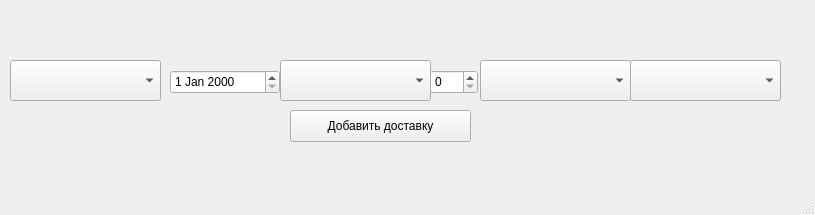
Above: ui/shipment.ui from FIIckSesh/MRP before the change. Below: the same form after it.
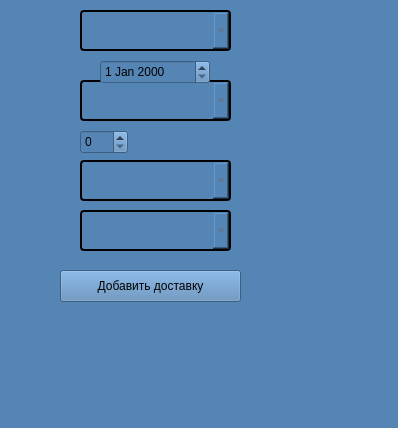
That is the form after the change.

Diff of the .ui file:
```diff
--- a/ui/shipment.ui
+++ b/ui/shipment.ui
@@ -6,59 +6,119 @@
    <rect>
     <x>0</x>
     <y>0</y>
-    <width>815</width>
-    <height>215</height>
+    <width>398</width>
+    <height>428</height>
    </rect>
   </property>
   <property name="windowTitle">
    <string>MainWindow</string>
   </property>
+  <property name="styleSheet">
+   <string notr="true">background: #5585B5;
+</string>
+  </property>
   <widget class="QWidget" name="centralwidget">
    <widget class="QComboBox" name="Product">
     <property name="geometry">
      <rect>
-      <x>280</x>
-      <y>60</y>
+      <x>80</x>
+      <y>80</y>
       <width>151</width>
       <height>41</height>
      </rect>
     </property>
+    <property name="styleSheet">
+     <string notr="true">font-size: 14px;
+    color: #66717f;
+    padding: 0 14px;
+    border: 2px solid;
+    border-radius: 4px;
+    box-sizing: border-box;
+    cursor: pointer;
+    outline: none;
+    position: relative;
+    transition: 0.3s;
+    font-weight: 600;
+    vertical-align: middle;</string>
+    </property>
    </widget>
    <widget class="QComboBox" name="Courier">
     <property name="geometry">
      <rect>
-      <x>10</x>
-      <y>60</y>
+      <x>80</x>
+      <y>10</y>
       <width>151</width>
       <height>41</height>
      </rect>
     </property>
+    <property name="styleSheet">
+     <string notr="true">font-size: 14px;
+    color: #66717f;
+    padding: 0 14px;
+    border: 2px solid;
+    border-radius: 4px;
+    box-sizing: border-box;
+    cursor: pointer;
+    outline: none;
+    position: relative;
+    transition: 0.3s;
+    font-weight: 600;
+    vertical-align: middle;</string>
+    </property>
    </widget>
    <widget class="QComboBox" name="Address">
     <property name="geometry">
      <rect>
-      <x>630</x>
-      <y>60</y>
+      <x>80</x>
+      <y>210</y>
       <width>151</width>
       <height>41</height>
      </rect>
     </property>
+    <property name="styleSheet">
+     <string notr="true">font-size: 14px;
+    color: #66717f;
+    padding: 0 14px;
+    border: 2px solid;
+    border-radius: 4px;
+    box-sizing: border-box;
+    cursor: pointer;
+    outline: none;
+    position: relative;
+    transition: 0.3s;
+    font-weight: 600;
+    vertical-align: middle;</string>
+    </property>
    </widget>
    <widget class="QComboBox" name="Client">
     <property name="geometry">
      <rect>
-      <x>480</x>
-      <y>60</y>
+      <x>80</x>
+      <y>160</y>
       <width>151</width>
       <height>41</height>
      </rect>
     </property>
+    <property name="styleSheet">
+     <string notr="true">font-size: 14px;
+    color: #66717f;
+    padding: 0 14px;
+    border: 2px solid;
+    border-radius: 4px;
+    box-sizing: border-box;
+    cursor: pointer;
+    outline: none;
+    position: relative;
+    transition: 0.3s;
+    font-weight: 600;
+    vertical-align: middle;</string>
+    </property>
    </widget>
    <widget class="QDateEdit" name="dateEdit">
     <property name="geometry">
      <rect>
-      <x>170</x>
-      <y>70</y>
+      <x>100</x>
+      <y>60</y>
       <width>110</width>
       <height>24</height>
      </rect>
@@ -67,8 +127,8 @@
    <widget class="QSpinBox" name="spinBox">
     <property name="geometry">
      <rect>
-      <x>430</x>
-      <y>70</y>
+      <x>80</x>
+      <y>130</y>
       <width>48</width>
       <height>24</height>
      </rect>
@@ -77,8 +137,8 @@
    <widget class="QPushButton" name="pushButton">
     <property name="geometry">
      <rect>
-      <x>290</x>
-      <y>110</y>
+      <x>60</x>
+      <y>270</y>
       <width>181</width>
       <height>32</height>
      </rect>
```
Left out of the diff: 2 changed lines with no effect on the pictures.
